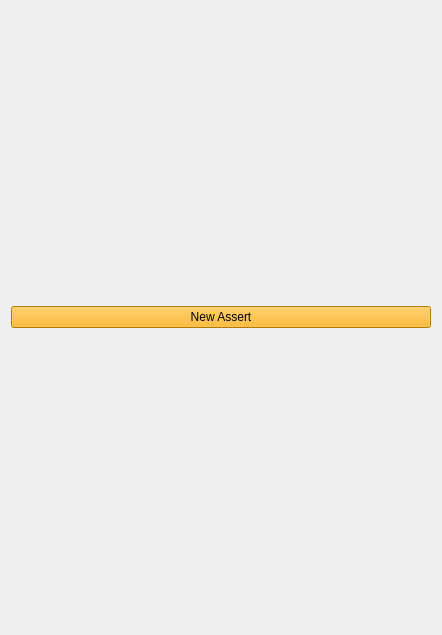
Qt form Source/GUI/Qt/rulemenu.ui (MediaArea/MediaConch_SourceCode) before a commit.
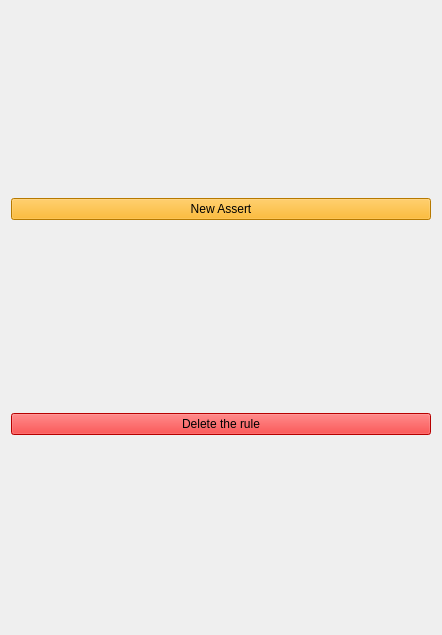
The same form after that commit.

Commit message: Policies: add a button to delete a rule

What changed in the file:
```diff
--- a/Source/GUI/Qt/rulemenu.ui
+++ b/Source/GUI/Qt/rulemenu.ui
@@ -32,6 +32,21 @@
      </property>
     </widget>
    </item>
+   <item row="2" column="0" colspan="2">
+    <widget class="QPushButton" name="deleteRule">
+     <property name="focusPolicy">
+      <enum>Qt::NoFocus</enum>
+     </property>
+     <property name="styleSheet">
+      <string notr="true">background-color: rgb(255, 0, 0);
+selection-background-color: rgb(255, 0, 0);
+</string>
+     </property>
+     <property name="text">
+      <string>Delete the rule</string>
+     </property>
+    </widget>
+   </item>
   </layout>
  </widget>
  <resources/>
```
The commit also changes 4 other files.
